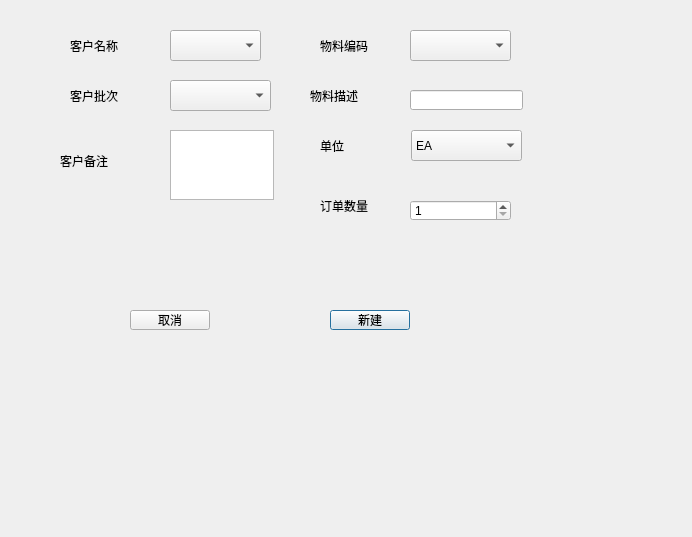
First picture: the form in Qt/ERP/dialogneworder.ui, repository superp2017/NTERP, before the edit.
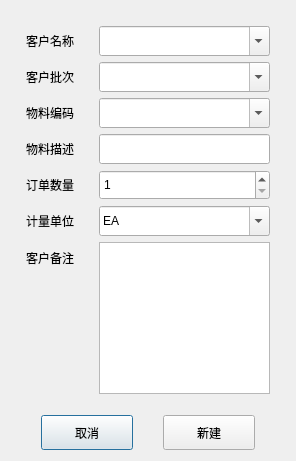
Second picture: the form after the edit.

What changed in the file:
```diff
--- a/Qt/ERP/dialogneworder.ui
+++ b/Qt/ERP/dialogneworder.ui
@@ -6,175 +6,143 @@
    <rect>
     <x>0</x>
     <y>0</y>
-    <width>692</width>
-    <height>537</height>
+    <width>296</width>
+    <height>461</height>
    </rect>
   </property>
+  <property name="maximumSize">
+   <size>
+    <width>600</width>
+    <height>600</height>
+   </size>
+  </property>
   <property name="windowTitle">
    <string>新建订单</string>
   </property>
-  <widget class="QPushButton" name="pushButton_ok">
-   <property name="geometry">
-    <rect>
-     <x>330</x>
-     <y>310</y>
-     <width>80</width>
-     <height>20</height>
-    </rect>
-   </property>
-   <property name="text">
-    <string>新建</string>
-   </property>
-  </widget>
-  <widget class="QPushButton" name="pushButton_cancel">
-   <property name="geometry">
-    <rect>
-     <x>130</x>
-     <y>310</y>
-     <width>80</width>
-     <height>20</height>
-    </rect>
-   </property>
-   <property name="text">
-    <string>取消</string>
-   </property>
-  </widget>
+  <layout class="QVBoxLayout" name="verticalLayout">
+   <item>
+    <layout class="QFormLayout" name="formLayout">
+     <property name="horizontalSpacing">
+      <number>25</number>
+     </property>
+     <property name="leftMargin">
+      <number>15</number>
+     </property>
+     <property name="topMargin">
+      <number>15</number>
+     </property>
+     <property name="rightMargin">
+      <number>15</number>
+     </property>
+     <property name="bottomMargin">
+      <number>15</number>
+     </property>
+     <item row="0" column="0">
   <widget class="QLabel" name="label">
-   <property name="geometry">
-    <rect>
-     <x>70</x>
-     <y>40</y>
-     <width>54</width>
-     <height>12</height>
-    </rect>
-   </property>
    <property name="text">
     <string>客户名称</string>
    </property>
-  </widget>
+       <property name="alignment">
+        <set>Qt::AlignCenter</set>
+       </property>
+      </widget>
+     </item>
+     <item row="0" column="1">
+      <widget class="QComboBox" name="comboBox_customerName">
+       <property name="minimumSize">
+        <size>
+         <width>0</width>
+         <height>30</height>
+        </size>
+       </property>
+       <property name="editable">
+        <bool>true</bool>
+       </property>
+      </widget>
+     </item>
+     <item row="1" column="0">
   <widget class="QLabel" name="label_2">
-   <property name="geometry">
-    <rect>
-     <x>70</x>
-     <y>90</y>
-     <width>54</width>
-     <height>12</height>
-    </rect>
-   </property>
    <property name="text">
     <string>客户批次</string>
    </property>
-  </widget>
+       <property name="alignment">
+        <set>Qt::AlignCenter</set>
+       </property>
+      </widget>
+     </item>
+     <item row="1" column="1">
+      <widget class="QComboBox" name="comboBox_CustomBatch">
+       <property name="minimumSize">
+        <size>
+         <width>0</width>
+         <height>30</height>
+        </size>
+       </property>
+       <property name="editable">
+        <bool>true</bool>
+       </property>
+      </widget>
+     </item>
+     <item row="2" column="0">
   <widget class="QLabel" name="label_3">
-   <property name="geometry">
-    <rect>
-     <x>320</x>
-     <y>30</y>
-     <width>71</width>
-     <height>31</height>
-    </rect>
-   </property>
    <property name="text">
     <string>物料编码</string>
    </property>
-  </widget>
-  <widget class="QComboBox" name="comboBox_unit">
-   <property name="geometry">
-    <rect>
-     <x>411</x>
-     <y>130</y>
-     <width>111</width>
-     <height>31</height>
-    </rect>
-   </property>
-   <item>
-    <property name="text">
-     <string>EA</string>
-    </property>
-   </item>
-   <item>
-    <property name="text">
-     <string>KG</string>
-    </property>
-   </item>
-  </widget>
-  <widget class="QLabel" name="label_4">
-   <property name="geometry">
-    <rect>
-     <x>320</x>
-     <y>200</y>
-     <width>54</width>
-     <height>12</height>
-    </rect>
-   </property>
-   <property name="text">
-    <string>订单数量</string>
-   </property>
-  </widget>
-  <widget class="QLineEdit" name="lineEdit_MaterielDes">
-   <property name="geometry">
-    <rect>
-     <x>410</x>
-     <y>90</y>
-     <width>113</width>
-     <height>20</height>
-    </rect>
-   </property>
-  </widget>
+       <property name="alignment">
+        <set>Qt::AlignCenter</set>
+       </property>
+      </widget>
+     </item>
+     <item row="2" column="1">
+      <widget class="QComboBox" name="comboBox_MaterielID">
+       <property name="minimumSize">
+        <size>
+         <width>0</width>
+         <height>30</height>
+        </size>
+       </property>
+       <property name="editable">
+        <bool>true</bool>
+       </property>
+      </widget>
+     </item>
+     <item row="3" column="0">
   <widget class="QLabel" name="label_5">
-   <property name="geometry">
-    <rect>
-     <x>310</x>
-     <y>90</y>
-     <width>54</width>
-     <height>12</height>
-    </rect>
-   </property>
    <property name="text">
     <string>物料描述</string>
    </property>
-  </widget>
-  <widget class="QLabel" name="label_6">
-   <property name="geometry">
-    <rect>
-     <x>320</x>
-     <y>140</y>
-     <width>54</width>
-     <height>12</height>
-    </rect>
-   </property>
+       <property name="alignment">
+        <set>Qt::AlignCenter</set>
+       </property>
+      </widget>
+     </item>
+     <item row="3" column="1">
+      <widget class="QLineEdit" name="lineEdit_MaterielDes">
+       <property name="minimumSize">
+        <size>
+         <width>0</width>
+         <height>30</height>
+        </size>
+       </property>
+      </widget>
+     </item>
+     <item row="4" column="0">
+      <widget class="QLabel" name="label_4">
    <property name="text">
-    <string>单位</string>
-   </property>
-  </widget>
-  <widget class="QComboBox" name="comboBox_CustomBatch">
-   <property name="geometry">
-    <rect>
-     <x>170</x>
-     <y>80</y>
-     <width>101</width>
-     <height>31</height>
-    </rect>
-   </property>
-  </widget>
-  <widget class="QComboBox" name="comboBox_MaterielID">
-   <property name="geometry">
-    <rect>
-     <x>410</x>
-     <y>30</y>
-     <width>101</width>
-     <height>31</height>
-    </rect>
-   </property>
-  </widget>
+        <string>订单数量</string>
+       </property>
+       <property name="alignment">
+        <set>Qt::AlignCenter</set>
+       </property>
+      </widget>
+     </item>
+     <item row="4" column="1">
   <widget class="QSpinBox" name="spinBox_num">
-   <property name="geometry">
-    <rect>
-     <x>410</x>
-     <y>200</y>
-     <width>101</width>
-     <height>21</height>
-    </rect>
+       <property name="minimumSize">
+        <size>
+         <width>0</width>
+         <height>30</height>
+        </size>
    </property>
    <property name="minimum">
     <number>1</number>
@@ -183,39 +151,102 @@
     <number>99999999</number>
    </property>
   </widget>
-  <widget class="QComboBox" name="comboBox_customerName">
-   <property name="geometry">
-    <rect>
-     <x>170</x>
-     <y>30</y>
-     <width>91</width>
-     <height>31</height>
-    </rect>
-   </property>
-  </widget>
+     </item>
+     <item row="5" column="0">
+      <widget class="QLabel" name="label_6">
+       <property name="text">
+        <string>计量单位</string>
+       </property>
+       <property name="alignment">
+        <set>Qt::AlignCenter</set>
+       </property>
+      </widget>
+     </item>
+     <item row="5" column="1">
+      <widget class="QComboBox" name="comboBox_unit">
+       <property name="minimumSize">
+        <size>
+         <width>0</width>
+         <height>30</height>
+        </size>
+       </property>
+       <property name="editable">
+        <bool>true</bool>
+       </property>
+       <item>
+        <property name="text">
+         <string>EA</string>
+        </property>
+       </item>
+       <item>
+        <property name="text">
+         <string>KG</string>
+        </property>
+       </item>
+      </widget>
+     </item>
+     <item row="6" column="0">
   <widget class="QLabel" name="label_7">
-   <property name="geometry">
-    <rect>
-     <x>60</x>
-     <y>140</y>
-     <width>61</width>
-     <height>41</height>
-    </rect>
-   </property>
    <property name="text">
     <string>客户备注</string>
    </property>
-  </widget>
+       <property name="alignment">
+        <set>Qt::AlignCenter</set>
+       </property>
+      </widget>
+     </item>
+     <item row="6" column="1">
   <widget class="QTextEdit" name="textEdit">
-   <property name="geometry">
-    <rect>
-     <x>170</x>
-     <y>130</y>
-     <width>104</width>
-     <height>70</height>
-    </rect>
-   </property>
-  </widget>
+       <property name="minimumSize">
+        <size>
+         <width>0</width>
+         <height>100</height>
+        </size>
+       </property>
+      </widget>
+     </item>
+    </layout>
+   </item>
+   <item>
+    <layout class="QHBoxLayout" name="horizontalLayout">
+     <property name="spacing">
+      <number>30</number>
+     </property>
+     <property name="leftMargin">
+      <number>30</number>
+     </property>
+     <property name="rightMargin">
+      <number>30</number>
+     </property>
+     <item>
+      <widget class="QPushButton" name="pushButton_cancel">
+       <property name="minimumSize">
+        <size>
+         <width>0</width>
+         <height>35</height>
+        </size>
+       </property>
+       <property name="text">
+        <string>取消</string>
+       </property>
+      </widget>
+     </item>
+     <item>
+      <widget class="QPushButton" name="pushButton_ok">
+       <property name="minimumSize">
+        <size>
+         <width>0</width>
+         <height>35</height>
+        </size>
+       </property>
+       <property name="text">
+        <string>新建</string>
+       </property>
+      </widget>
+     </item>
+    </layout>
+   </item>
+  </layout>
  </widget>
  <resources/>
  <connections/>
```
Lines whose indentation alone changed are shown as unchanged.
